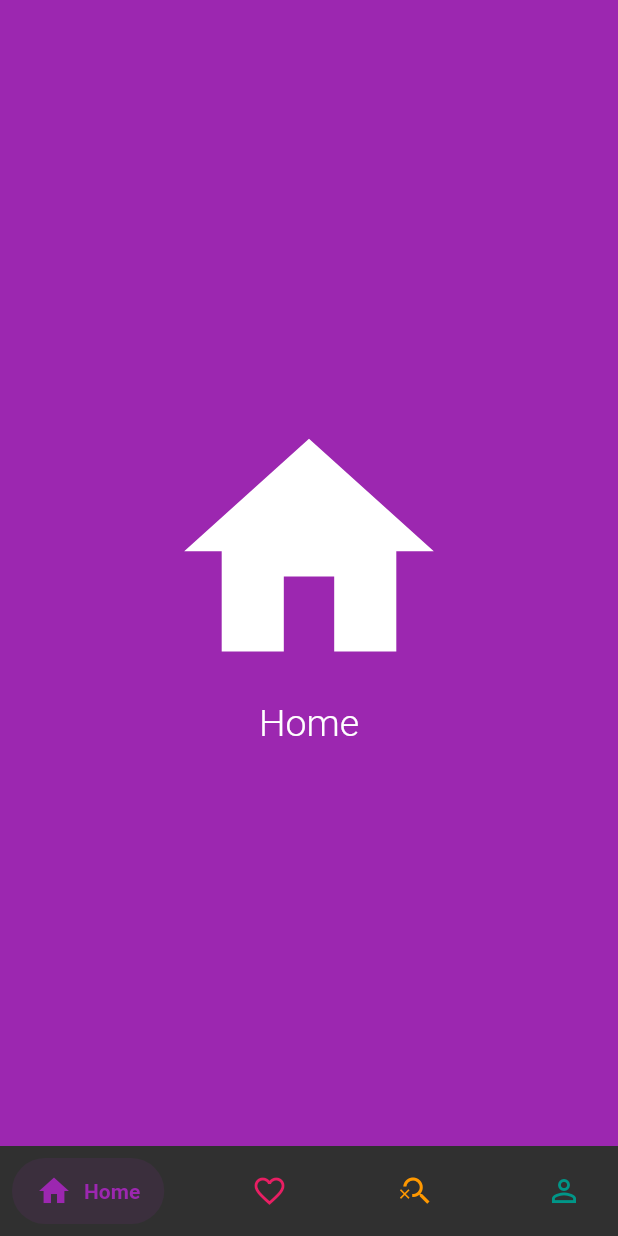
After one commit to fabrizzioRP/app_example, a Flutter app: the BottomBarScreen screen opened directly, on a phone screen of 412 x 824 dp. The commit adds this screen. Run offline on Flutter 3.47's test engine with Material 2 defaults, Android fonts, the phone set to English and light mode, and no system bars; drawn by our look-alikes of salomon_bottom_bar; our stand-ins replace youtube_player_iframe.

Commit message:
Bottom Bar creado

```diff
--- /dev/null
+++ b/lib/screens/bottom_bar_screen.dart
@@ -0,0 +1,132 @@
+// ignore_for_file: use_key_in_widget_constructors, unused_element, constant_identifier_names
+import 'package:flutter/material.dart';
+import 'package:salomon_bottom_bar/salomon_bottom_bar.dart';
+
+class BottomBarScreen extends StatefulWidget {
+  @override
+  State<BottomBarScreen> createState() => _BottomBarScreenState();
+}
+
+class _BottomBarScreenState extends State<BottomBarScreen> {
+  final PageController _pageController = PageController();
+
+  int _currentIndex = 0;
+
+  @override
+  Widget build(BuildContext context) {
+    return Scaffold(
+      body: PageView.builder(
+        physics: const BouncingScrollPhysics(),
+        controller: _pageController,
+        onPageChanged: (index) => setState(() => _currentIndex = index),
+        itemCount: list_page.length,
+        itemBuilder: (_, i) => list_page[i],
+      ),
+      bottomNavigationBar: SalomonBottomBar(
+        curve: Curves.bounceOut,
+        currentIndex: _currentIndex,
+        onTap: (index) {
+          setState(() {
+            _currentIndex = index;
+            _pageController.animateToPage(index,
+                duration: const Duration(milliseconds: 400),
+                curve: Curves.bounceOut);
+          });
+        },
+        items: List.generate(
+          list_navigator.length,
+          (i) => SalomonBottomBarItem(
+            icon: Icon(list_navigator[i].icon),
+            title: Text(list_navigator[i].title),
+            selectedColor: list_navigator[i].selectedColor,
+            unselectedColor: list_navigator[i].unselectedColor,
+            activeIcon: list_navigator[i].activeIcon,
+          ),
+        ),
+      ),
+    );
+  }
+}
+
+class _BuildPage extends StatelessWidget {
+  final String name;
+  final Color color;
+  final IconData icon;
+  const _BuildPage(
+      {required this.name, required this.color, required this.icon});
+
+  @override
+  Widget build(BuildContext context) {
+    return Container(
+      width: double.infinity,
+      height: double.infinity,
+      color: color,
+      alignment: Alignment.center,
+      child: Column(
+        mainAxisAlignment: MainAxisAlignment.center,
+        mainAxisSize: MainAxisSize.min,
+        children: [
+          Icon(icon, size: 200),
+          Text(name,
+              style: const TextStyle(
+                fontSize: 25,
+                fontWeight: FontWeight.w300,
+              )),
+        ],
+      ),
+    );
+  }
+}
+
+const List<_BuildPage> list_page = [
+  _BuildPage(color: Colors.purple, icon: Icons.home, name: 'Home'),
+  _BuildPage(color: Colors.pink, icon: Icons.favorite_border, name: 'Likes'),
+  _BuildPage(color: Colors.orange, icon: Icons.search, name: 'Search'),
+  _BuildPage(color: Colors.teal, icon: Icons.person, name: 'Profile'),
+];
+
+class _BottomNavigator {
+  final String title;
+  final IconData icon;
+  final Color selectedColor, unselectedColor;
+  final Widget activeIcon;
+
+  const _BottomNavigator({
+    required this.title,
+    required this.icon,
+    required this.selectedColor,
+    required this.unselectedColor,
+    required this.activeIcon,
+  });
+}
+
+const List<_BottomNavigator> list_navigator = [
+  _BottomNavigator(
+    title: "Home",
+    icon: Icons.favorite_border,
+    activeIcon: Icon(Icons.home),
+    selectedColor: Colors.purple,
+    unselectedColor: Colors.purple,
+  ),
+  _BottomNavigator(
+    title: 'Likes',
+    icon: Icons.favorite_border,
+    activeIcon: Icon(Icons.favorite),
+    selectedColor: Colors.pink,
+    unselectedColor: Colors.pink,
+  ),
+  _BottomNavigator(
+    title: 'Search',
+    icon: Icons.search_off,
+    activeIcon: Icon(Icons.search),
+    selectedColor: Colors.orange,
+    unselectedColor: Colors.orange,
+  ),
+  _BottomNavigator(
+    title: 'Profile',
+    icon: Icons.person_outline,
+    activeIcon: Icon(Icons.person),
+    selectedColor: Colors.teal,
+    unselectedColor: Colors.teal,
+  ),
+];
--- a/lib/screens/home_screen.dart
+++ b/lib/screens/home_screen.dart
@@ -6,6 +6,7 @@ import 'shop_screen.dart';
 import 'youtube_play.dart';
 import 'efecto_screen.dart';
 import 'transform_screen.dart';
+import 'bottom_bar_screen.dart';
 import 'modal_bottom_sheet.dart';
 import 'shoes_animations_screen.dart';
 import 'tween_animation_builder.dart';
@@ -74,6 +75,7 @@ List<_Pages> _pages = [
   _Pages('Shoes Shopping', ShopScreen()),
   _Pages('Shoes Shop Animation', ShoesAnimationScreen()),
   _Pages('Modal Bottom Sheet', ModalBottomSheet()),
+  _Pages('Bottom Bar ', BottomBarScreen()),
 ];
 
 class _Pages {
--- a/pubspec.yaml
+++ b/pubspec.yaml
@@ -33,6 +33,7 @@ dependencies:
     sdk: flutter
   http: ^0.13.0
   provider: ^6.0.1
+  salomon_bottom_bar: ^3.2.0
   youtube_player_iframe: ^2.2.2
 
 dev_dependencies:
```
Also changed, not shown: pubspec.lock.
